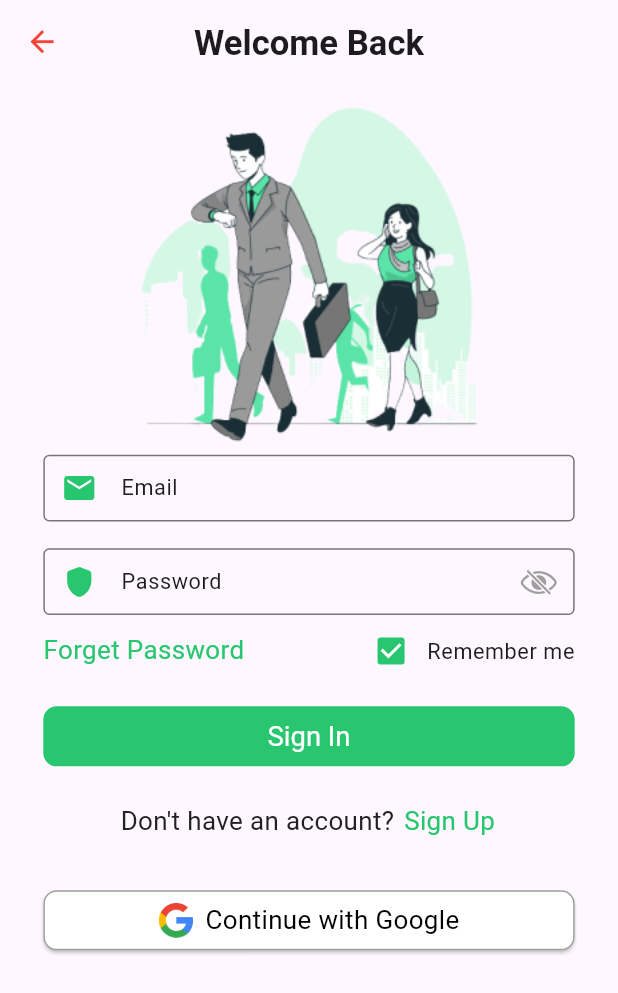
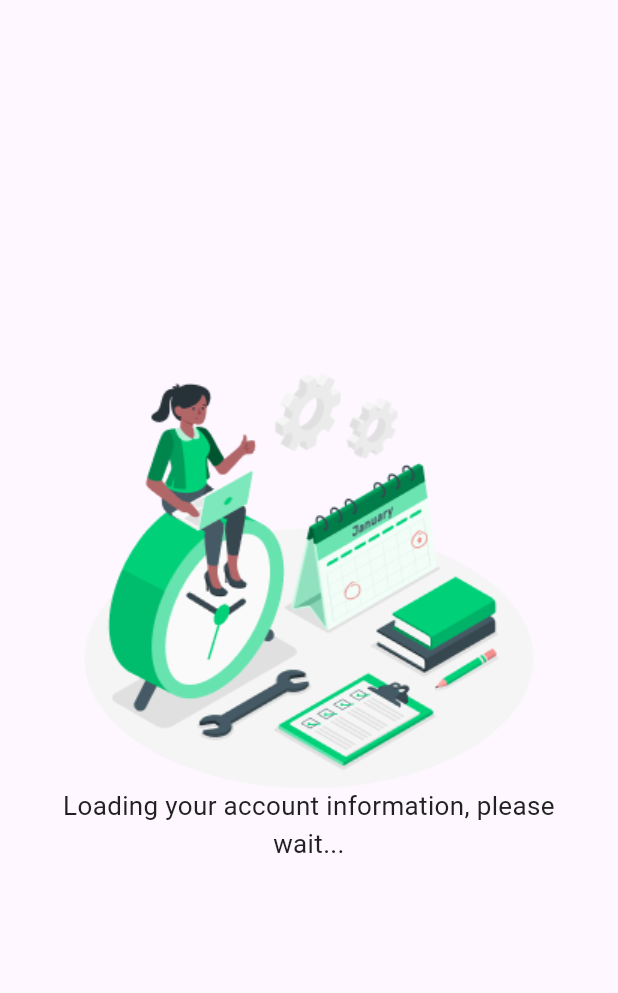
Before and after one commit to NasShihab/attendance, a Flutter app: the LoginPage screen opened by its route, after a tap on "Sign In", on a phone screen of 412 x 824 dp. Shown: the top 993 px of the screen. Run offline on Flutter 3.47's test engine with Material 2 defaults, Android fonts, the phone set to English and light mode, and no system bars; our stand-ins replace flutter_screenutil, go_router, google_fonts; project files that could hold a hidden picture were left out.

Commit message:
login page

```diff
--- a/lib/core/go_router/go_rout_singleton.dart
+++ b/lib/core/go_router/go_rout_singleton.dart
@@ -1,4 +1,6 @@
-import 'package:attendance/screen/auth/auth_page.dart';
+import 'package:attendance/screen/auth/login/login_waiting_page.dart';
+import 'package:attendance/screen/dashboard/dashboard_page.dart';
+import 'package:attendance/screen/on_boarding/splash_screen/welcome_page.dart';
 import 'package:attendance/screen/auth/login/login_page.dart';
 import 'package:attendance/screen/on_boarding/splash_screen/splash_screen.dart';
 
@@ -12,6 +14,8 @@ class GoRoutSingleton {
   GoRoutSingleton._internal();
 
   String? splashScreen = const SplashScreen().runtimeType.toString();
-  String? authPage = const AuthPage().runtimeType.toString();
+  String? welcomePage = const AuthPage().runtimeType.toString();
   String? loginPage = const LoginPage().runtimeType.toString();
+  String? dashboard = const Dashboard().runtimeType.toString();
+  String? loginWaiting = const LoginWaitingPage().runtimeType.toString();
 }
--- a/lib/core/go_router/routers.dart
+++ b/lib/core/go_router/routers.dart
@@ -1,5 +1,7 @@
 import 'package:attendance/core/go_router/go_rout_singleton.dart';
-import 'package:attendance/screen/auth/auth_page.dart';
+import 'package:attendance/screen/auth/login/login_waiting_page.dart';
+import 'package:attendance/screen/dashboard/dashboard_page.dart';
+import 'package:attendance/screen/on_boarding/splash_screen/welcome_page.dart';
 import 'package:attendance/screen/auth/login/login_page.dart';
 import 'package:flutter/material.dart';
 import 'package:go_router/go_router.dart';
@@ -11,19 +13,34 @@ final GoRouter router = GoRouter(
     GoRoute(
       routes: <GoRoute>[
         GoRoute(
+          name: 'Splash Screen',
           path: GoRoutSingleton().splashScreen.toString(),
           builder: (BuildContext context, GoRouterState state) =>
               const SplashScreen(),
         ),
         GoRoute(
-          path: GoRoutSingleton().authPage.toString(),
+          name: 'Welcome Page',
+          path: GoRoutSingleton().welcomePage.toString(),
           builder: (BuildContext context, GoRouterState state) =>
               const AuthPage(),
         ),
         GoRoute(
+          name: 'Login Page',
           path: GoRoutSingleton().loginPage.toString(),
           builder: (BuildContext context, GoRouterState state) =>
               const LoginPage(),
+        ),
+        GoRoute(
+          name: 'Login Waiting Page',
+          path: GoRoutSingleton().loginWaiting.toString(),
+          builder: (BuildContext context, GoRouterState state) =>
+              const LoginWaitingPage(),
+        ),
+        GoRoute(
+          name: 'Dashboard Page',
+          path: GoRoutSingleton().dashboard.toString(),
+          builder: (BuildContext context, GoRouterState state) =>
+              const Dashboard(),
         ),
       ],
       path: '/',
--- a/lib/core/image_asset/image_files.dart
+++ b/lib/core/image_asset/image_files.dart
@@ -1,7 +1,8 @@
 class ImageCore {
-
+  //
+  //
   String logo = 'assets/icon/nrc.png';
   String welcome = 'assets/images/welcome.png';
   String googleIcon = 'assets/icon/google.png';
-
+  String loginWaiting = 'assets/images/login_waiting.png';
 }
--- a/lib/core/text_form_field/text_form_field.dart
+++ b/lib/core/text_form_field/text_form_field.dart
@@ -1,5 +1,5 @@
 import 'package:flutter/material.dart';
-import '../../theme_data/text_theme.dart';
+import '../theme_data/text_theme.dart';
 
 class CustomTextFormField extends StatelessWidget {
   const CustomTextFormField({
--- a/lib/theme_data/theme_data.dart
+++ b/lib/core/theme_data/theme_data.dart
@@ -2,7 +2,7 @@ import 'package:flutter/material.dart';
 import 'package:flutter_screenutil/flutter_screenutil.dart';
 import 'package:google_fonts/google_fonts.dart';
 
-import '../core/color/custom_colors.dart';
+import '../color/custom_colors.dart';
 
 ThemeData lightThemeData() {
   return ThemeData(
--- a/lib/main.dart
+++ b/lib/main.dart
@@ -1,5 +1,5 @@
 
-import 'package:attendance/theme_data/theme_data.dart';
+import 'package:attendance/core/theme_data/theme_data.dart';
 import 'package:flutter/material.dart';
 import 'package:flutter_screenutil/flutter_screenutil.dart';
 
--- a/lib/screen/auth/login/login_page.dart
+++ b/lib/screen/auth/login/login_page.dart
@@ -1,11 +1,13 @@
 import 'package:attendance/core/color/custom_colors.dart';
+import 'package:attendance/core/go_router/go_rout_singleton.dart';
 import 'package:attendance/core/height_weight_spacing.dart';
 import 'package:attendance/core/image_asset/image_files.dart';
 import 'package:attendance/core/text_form_field/text_form_field.dart';
-import 'package:attendance/theme_data/text_theme.dart';
+import 'package:attendance/core/theme_data/text_theme.dart';
 import 'package:flutter/cupertino.dart';
 import 'package:flutter/material.dart';
 import 'package:flutter_screenutil/flutter_screenutil.dart';
+import 'package:go_router/go_router.dart';
 
 class LoginPage extends StatelessWidget {
   const LoginPage({super.key});
@@ -92,7 +94,9 @@ class LoginPage extends StatelessWidget {
               SizedBox(
                 width: double.infinity,
                 child: ElevatedButton(
-                  onPressed: () {},
+                  onPressed: () {
+                    context.go('/${GoRoutSingleton().loginWaiting}');
+                  },
                   style: ElevatedButton.styleFrom(elevation: 0),
                   child: const Text('Sign In'),
                 ),
--- /dev/null
+++ b/lib/screen/auth/login/login_waiting_page.dart
@@ -0,0 +1,51 @@
+import 'dart:async';
+
+import 'package:attendance/core/image_asset/image_files.dart';
+import 'package:attendance/core/theme_data/text_theme.dart';
+import 'package:flutter/material.dart';
+import 'package:flutter_screenutil/flutter_screenutil.dart';
+import 'package:go_router/go_router.dart';
+
+import '../../../core/go_router/go_rout_singleton.dart';
+
+class LoginWaitingPage extends StatefulWidget {
+  const LoginWaitingPage({super.key});
+
+  @override
+  State<LoginWaitingPage> createState() => _LoginWaitingPageState();
+}
+
+class _LoginWaitingPageState extends State<LoginWaitingPage> {
+  @override
+  void initState() {
+    super.initState();
+    Timer(const Duration(seconds: 2), () {
+      context.go('/${GoRoutSingleton().dashboard}');
+    });
+  }
+
+  @override
+  Widget build(BuildContext context) {
+    return Scaffold(
+      body: SafeArea(
+        child: Padding(
+          padding: EdgeInsets.symmetric(horizontal: 30.w),
+          child: Column(
+            mainAxisAlignment: MainAxisAlignment.center,
+            crossAxisAlignment: CrossAxisAlignment.center,
+            children: [
+              Image(
+                image: AssetImage(ImageCore().loginWaiting),
+              ),
+              Text(
+                'Loading your account information, please wait...',
+                style: bodyMedium(context),
+                textAlign: TextAlign.center,
+              )
+            ],
+          ),
+        ),
+      ),
+    );
+  }
+}
--- /dev/null
+++ b/lib/screen/dashboard/dashboard_page.dart
@@ -0,0 +1,14 @@
+import 'package:flutter/material.dart';
+
+class Dashboard extends StatelessWidget {
+  const Dashboard({super.key});
+
+  @override
+  Widget build(BuildContext context) {
+    return Scaffold(
+      appBar: AppBar(
+        title: const Text('Dashboard'),
+      ),
+    );
+  }
+}
--- a/lib/screen/on_boarding/splash_screen/splash_screen.dart
+++ b/lib/screen/on_boarding/splash_screen/splash_screen.dart
@@ -6,7 +6,7 @@ import 'package:flutter_screenutil/flutter_screenutil.dart';
 import 'package:go_router/go_router.dart';
 import '../../../core/color/custom_colors.dart';
 import '../../../core/height_weight_spacing.dart';
-import '../../../theme_data/text_theme.dart';
+import '../../../core/theme_data/text_theme.dart';
 
 class SplashScreen extends StatefulWidget {
   const SplashScreen({Key? key}) : super(key: key);
@@ -20,7 +20,7 @@ class _SplashScreenState extends State<SplashScreen> {
   void initState() {
     super.initState();
     Timer(const Duration(seconds: 2), () {
-      context.go('/${GoRoutSingleton().authPage}');
+      context.go('/${GoRoutSingleton().welcomePage}');
     });
   }
 
```
Also changed, not shown: lib/screen/on_boarding/splash_screen/welcome_page.dart (renamed from lib/screen/auth/auth_page.dart, +3 -4 lines), pubspec.yaml (+16 -0 lines), assets/images/login_waiting.png (added), lib/core/theme_data/text_theme.dart (renamed from lib/theme_data/text_theme.dart), pubspec.lock.
